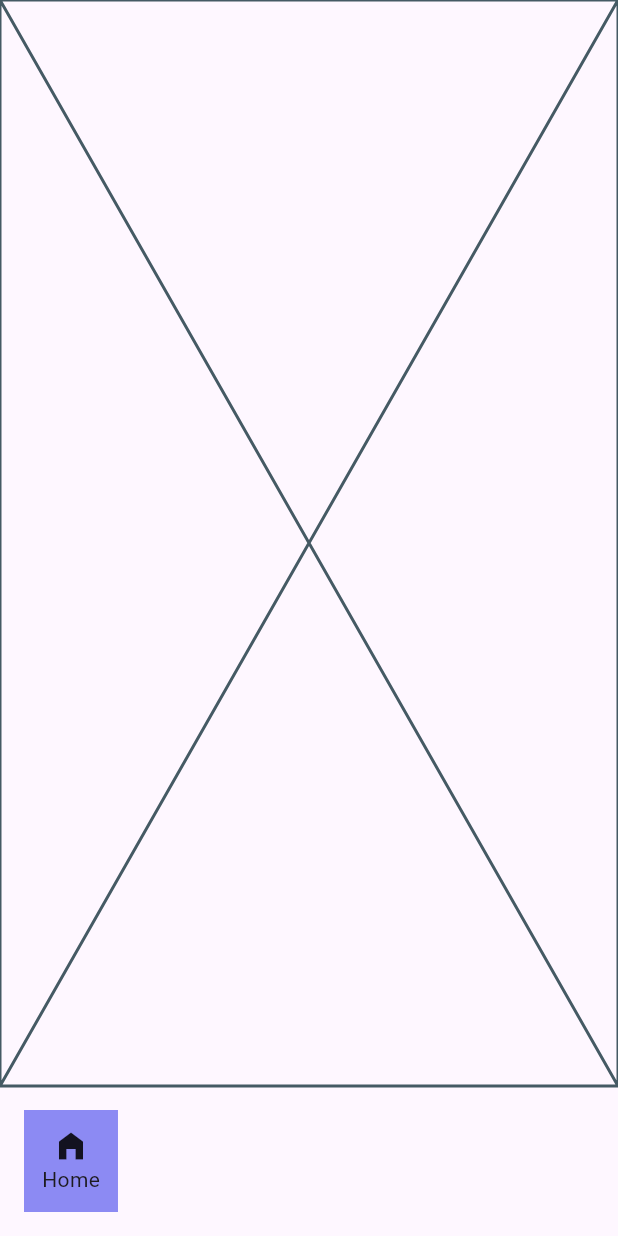
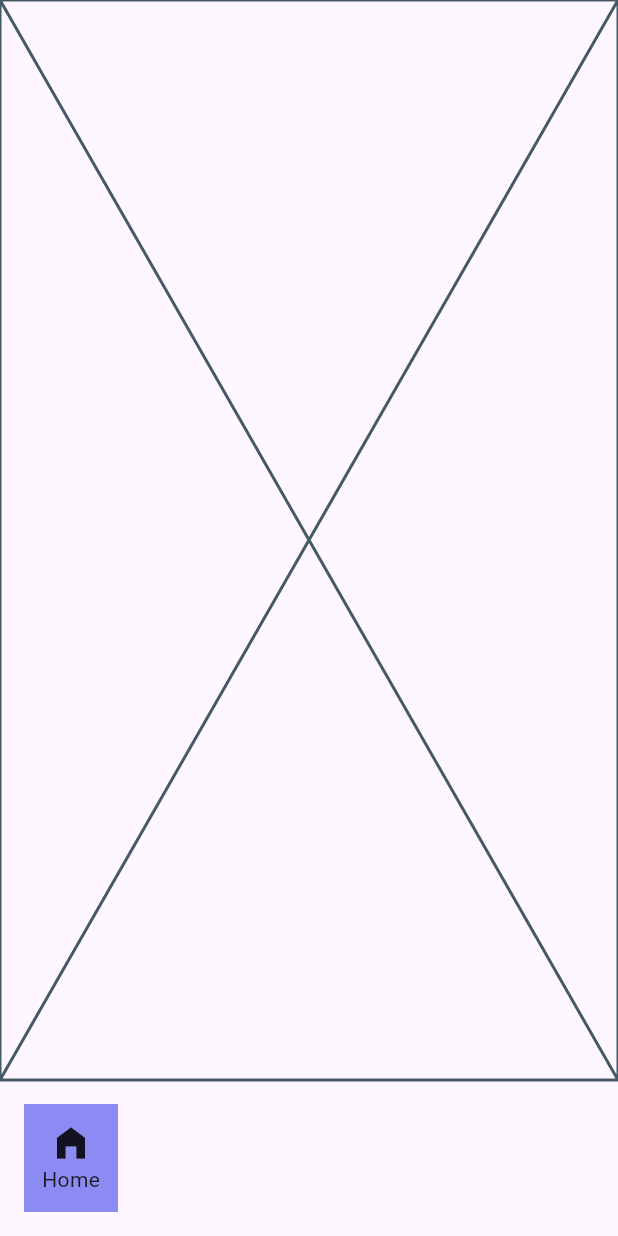
Before and after one commit to JAICHANGPARK/flutter_notebook_chapter_43, a Flutter app: the HabitJournalMainScreen screen opened directly, on a phone screen of 412 x 824 dp. Run offline on Flutter 3.47's test engine with Material 3 defaults, Android fonts, the phone set to English and light mode, and no system bars; our stand-ins replace gap, hugeicons.

Commit message:
Update habit_journal_main_screen.dart

```diff
--- a/lib/ep2173_habit_journal_app/ui/habit_journal_main_screen.dart
+++ b/lib/ep2173_habit_journal_app/ui/habit_journal_main_screen.dart
@@ -31,6 +31,7 @@ class _HabitJournalMainScreenState extends State<HabitJournalMainScreen> {
                     children: [
                       Icon(
                         Icons.home_filled,
+                        size: 28,
                       ),
                       Text(
                         "Home",
```
